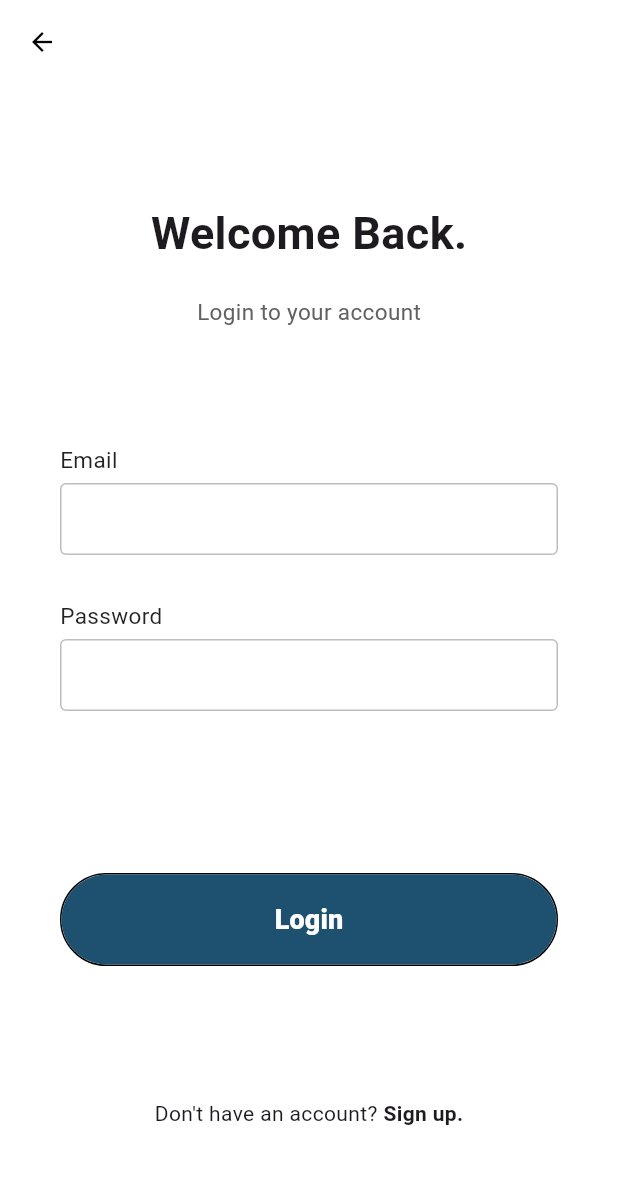
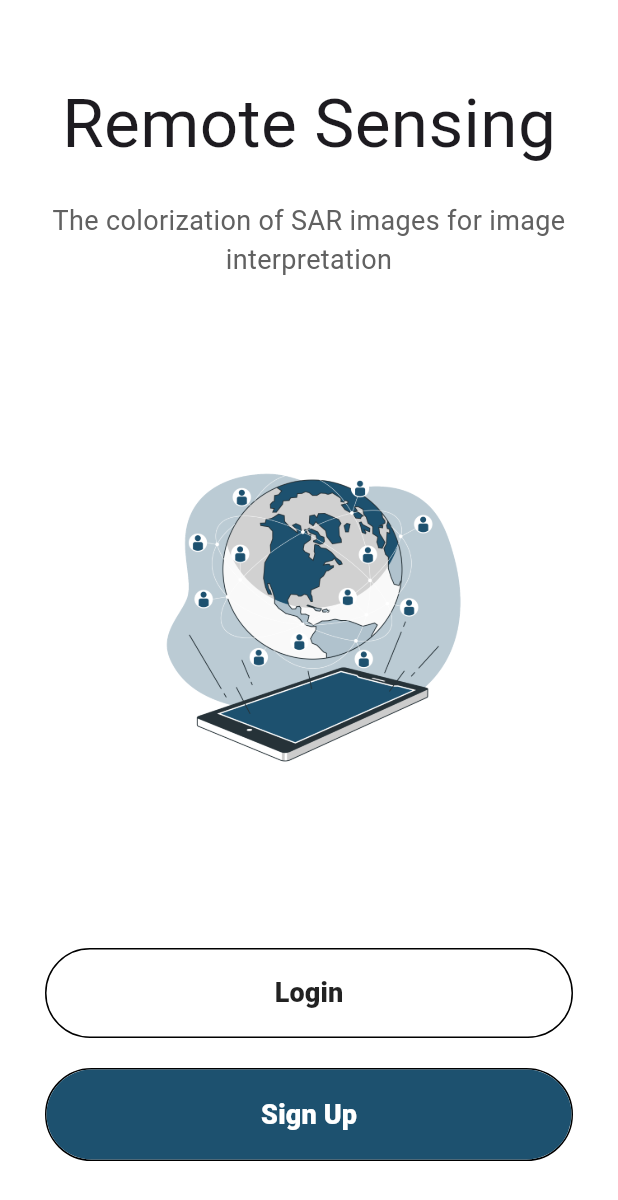
Before and after one commit to adonapati/GenAI-Remote-Sensing, a Flutter app: the screen it shows after launch, on a phone screen of 412 x 824 dp. Shown: the top 1200 px of the screen. Run offline on Flutter 3.47's test engine with Material 3 defaults, Android fonts, the phone set to English and light mode, and no system bars; our stand-ins replace cloud_firestore, firebase_auth, firebase_core, image_picker; missing offline and left inert: mailer; accounts and stored records are empty.

Commit message:
logout to redirect to welcome page

```diff
--- a/remote_sensing/lib/main.dart
+++ b/remote_sensing/lib/main.dart
@@ -8,11 +8,11 @@ import 'package:remote_sensing/Signup.dart';
 void main() async {
   WidgetsFlutterBinding.ensureInitialized();
   await Firebase.initializeApp();
-  runApp (
+  runApp(
     const MaterialApp(
       debugShowCheckedModeBanner: false,
       home: MyApp(),
-    )
+    ),
   );
 }
 
@@ -28,13 +28,16 @@ class MyApp extends StatelessWidget {
           return const Center(child: CircularProgressIndicator());
         }
         if (snapshot.hasData) {
-          return const HomePage(); // User is logged in
+          return const HomePage(); // If user is logged in, go to HomePage
         }
-        return const LoginPage(); // User is not logged in
+        return const WelcomePage(); // If not logged in, show WelcomePage
       },
     );
   }
 }
+
+class WelcomePage extends StatelessWidget {
+  const WelcomePage({super.key});
 
   @override
   Widget build(BuildContext context) {
@@ -44,33 +47,37 @@ class MyApp extends StatelessWidget {
         child: Container(
           width: double.infinity,
           height: MediaQuery.of(context).size.height,
-          padding: const EdgeInsets.symmetric(horizontal: 30,vertical: 50),
+          padding: const EdgeInsets.symmetric(horizontal: 30, vertical: 50),
           child: Column(
             mainAxisAlignment: MainAxisAlignment.spaceBetween,
             crossAxisAlignment: CrossAxisAlignment.center,
             children: [
               Column(
                 children: [
-                  const Text("Remote Sensing", style: TextStyle(
+                  const Text(
+                    "Remote Sensing",
+                    style: TextStyle(
                       fontWeight: FontWeight.w400,
-                    // fontWeight: FontWeight.bold,
-                    fontSize: 45
-                  ),),
-                  const SizedBox(height: 20,),
-                  Text("The colorization of SAR images for image interpretation",
+                      fontSize: 45,
+                    ),
+                  ),
+                  const SizedBox(height: 20),
+                  Text(
+                    "The colorization of SAR images for image interpretation",
                     textAlign: TextAlign.center,
                     style: TextStyle(
                       color: Colors.grey[700],
-                    fontSize: 18
-                  ),),
+                      fontSize: 18,
+                    ),
+                  ),
                 ],
               ),
               Container(
                 height: MediaQuery.of(context).size.height / 3,
                 decoration: const BoxDecoration(
                   image: DecorationImage(
-                    image: AssetImage('assets/illustration.png')
-                  )
+                    image: AssetImage('assets/illustration.png'),
+                  ),
                 ),
               ),
               Column(
@@ -79,20 +86,24 @@ class MyApp extends StatelessWidget {
                     minWidth: double.infinity,
                     height: 60,
                     onPressed: () {
-                      Navigator.push(context, MaterialPageRoute(builder: (context) => const LoginPage()));
+                      Navigator.push(
+                        context,
+                        MaterialPageRoute(builder: (context) => const LoginPage()),
+                      );
                     },
                     shape: RoundedRectangleBorder(
-                      side: const BorderSide(
-                        color: Colors.black
+                      side: const BorderSide(color: Colors.black),
+                      borderRadius: BorderRadius.circular(50),
                     ),
-                      borderRadius: BorderRadius.circular(50)
+                    child: const Text(
+                      "Login",
+                      style: TextStyle(
+                        fontWeight: FontWeight.w800,
+                        fontSize: 18,
                       ),
-                    child: const Text("Login", style: TextStyle(
-                      fontWeight: FontWeight.w800,
-                      fontSize: 18
-                    ),),
                     ),
-                  const SizedBox(height: 20,),
+                  ),
+                  const SizedBox(height: 20),
                   Container(
                     decoration: BoxDecoration(
                       borderRadius: BorderRadius.circular(50),
@@ -101,31 +112,38 @@ class MyApp extends StatelessWidget {
                         top: BorderSide(color: Colors.black),
                         left: BorderSide(color: Colors.black),
                         right: BorderSide(color: Colors.black),
-                      )
+                      ),
                     ),
                     child: MaterialButton(
                       minWidth: double.infinity,
                       height: 60,
                       onPressed: () {
-                        Navigator.push(context, MaterialPageRoute(builder: (context) => const SignupPage()));
+                        Navigator.push(
+                          context,
+                          MaterialPageRoute(builder: (context) => const SignupPage()),
+                        );
                       },
                       color: const Color.fromARGB(255, 29, 81, 111),
                       elevation: 0,
                       shape: RoundedRectangleBorder(
-                        borderRadius: BorderRadius.circular(50)
+                        borderRadius: BorderRadius.circular(50),
                       ),
-                      child: const Text("Sign Up", style: TextStyle(
+                      child: const Text(
+                        "Sign Up",
+                        style: TextStyle(
                           color: Colors.white,
                           fontWeight: FontWeight.w800,
-                        fontSize: 18
-                      ),),
+                          fontSize: 18,
+                        ),
+                      ),
                     ),
                   )
                 ],
-              )
+              ),
             ],
           ),
-        )
+        ),
       ),
     );
   }
+}
```
Also changed, not shown: remote_sensing/lib/HomePage.dart (+7 -6 lines), 1 other file. Lines whose indentation alone changed are shown as unchanged.
